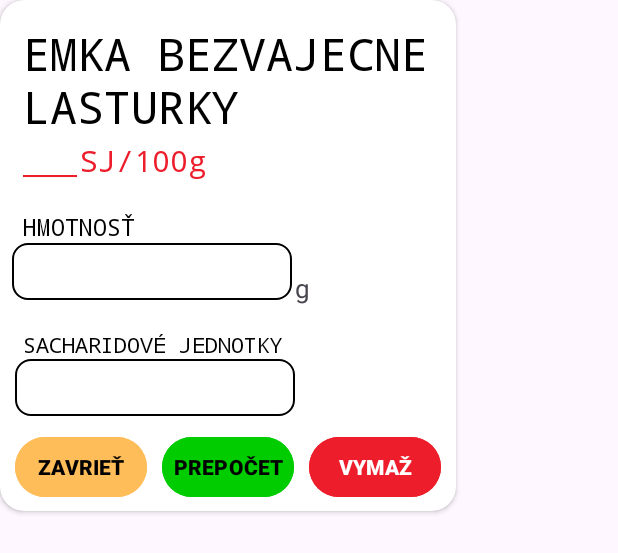
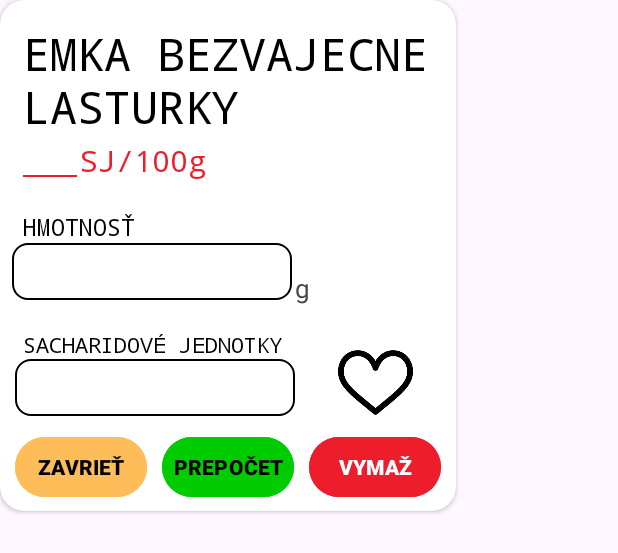
Before and after one commit to SimonFenak/DiaBee, an Android app: the layout dialog_box.xml on its own in the app's theme, with its tools: preview values and no code run, on a phone screen of 412 x 824 dp. Shown: the top 553 px of the screen. Run offline under Robolectric (Android 15) with nearby library versions, the phone set to English and light mode, and no system bars.

Commit message:
tlacitko na oblubene v dialog boxe

```diff
--- a/DiaBee/app/src/main/res/layout/dialog_box.xml
+++ b/DiaBee/app/src/main/res/layout/dialog_box.xml
@@ -84,12 +84,13 @@
             app:layout_constraintTop_toBottomOf="@+id/textHmotnost" />
 
         <TextView
+            android:id="@+id/textView3"
             android:layout_width="wrap_content"
             android:layout_height="wrap_content"
+            android:layout_marginLeft="2dp"
+            android:layout_marginTop="18dp"
             android:text="g"
             android:textSize="17dp"
-            android:layout_marginLeft="2dp"
-            android:layout_marginTop="18dp"
             app:layout_constraintStart_toEndOf="@+id/editHmotnost"
             app:layout_constraintTop_toBottomOf="@+id/textHmotnost" />
 
@@ -117,6 +118,15 @@
             android:textSize="20sp"
             app:layout_constraintStart_toStartOf="parent"
             app:layout_constraintTop_toBottomOf="@+id/textSachJed" />
+
+        <ImageButton
+            android:layout_width="50dp"
+            android:layout_height="50dp"
+            android:background="@drawable/fav_0"
+            android:layout_marginTop="30dp"
+            app:layout_constraintEnd_toEndOf="parent"
+            app:layout_constraintStart_toEndOf="@+id/editSachJed"
+            app:layout_constraintTop_toBottomOf="@+id/editHmotnost" />
 
         <LinearLayout
             android:layout_width="wrap_content"
```
Also changed, not shown: DiaBee/app/src/main/java/com/example/diabee/DetailActivity.java (+0 -21 lines), DiaBee/app/src/main/res/menu/toolbar_menu.xml (+1 -10 lines), DiaBee/app/src/main/res/drawable/fav_0.png (added), DiaBee/app/src/main/res/drawable/fav_1.png (added), 1 other file.
